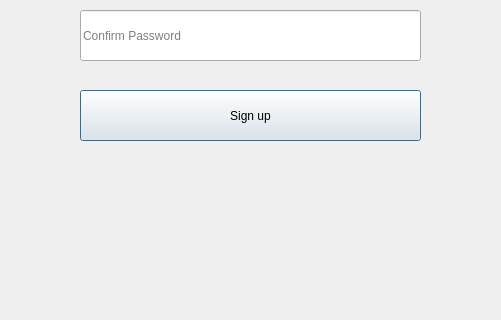
The window that createacc.ui (vishvanathan-k/theatre_booking) describes before a commit, drawn with Qt 5; both pictures show x 360 to 861 and y 480 to 800 of the 1200 by 800 pixel window.
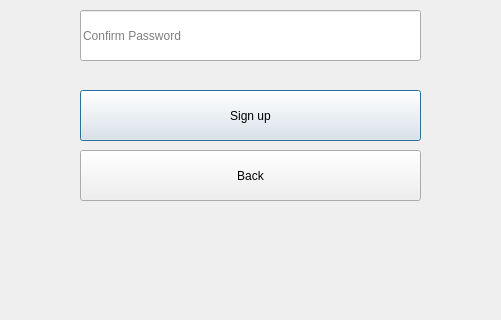
The same window after the commit.

Commit message: Add Back buttons and Security Questions

What changed in the file:
```diff
--- a/createacc.ui
+++ b/createacc.ui
@@ -143,6 +143,22 @@
      <string>Confirm Password</string>
     </property>
    </widget>
+   <widget class="QPushButton" name="back">
+    <property name="geometry">
+     <rect>
+      <x>440</x>
+      <y>630</y>
+      <width>341</width>
+      <height>51</height>
+     </rect>
+    </property>
+    <property name="styleSheet">
+     <string notr="true"/>
+    </property>
+    <property name="text">
+     <string>Back</string>
+    </property>
+   </widget>
   </widget>
  </widget>
  <resources/>
```
The commit also changes 21 other files.
